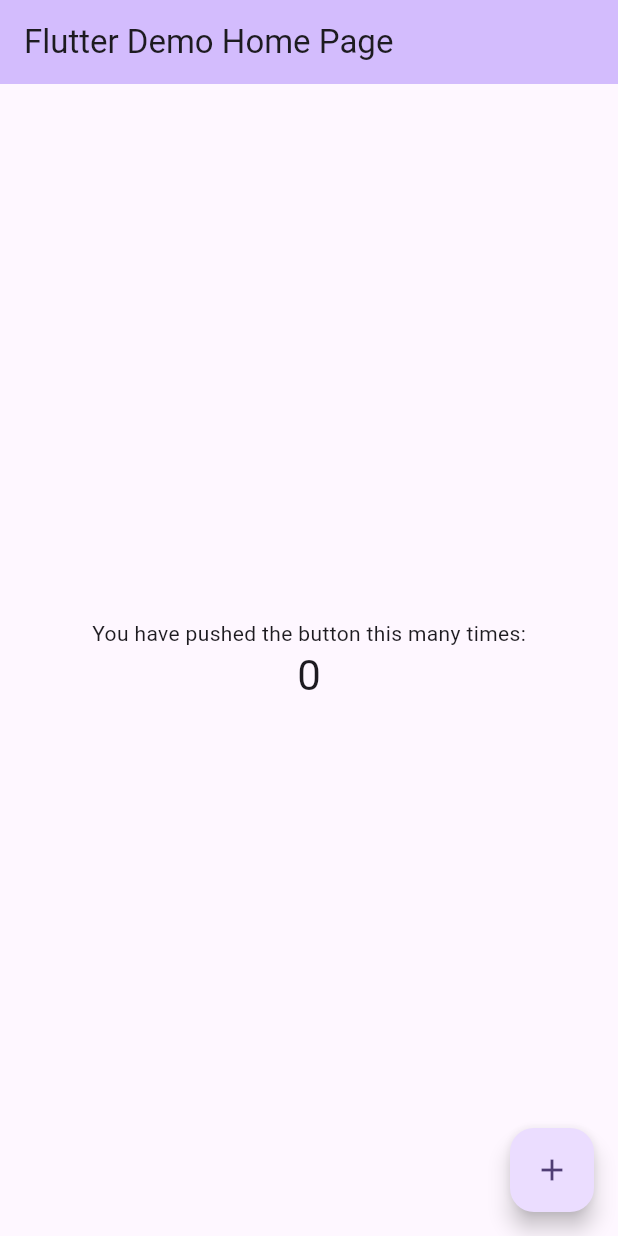
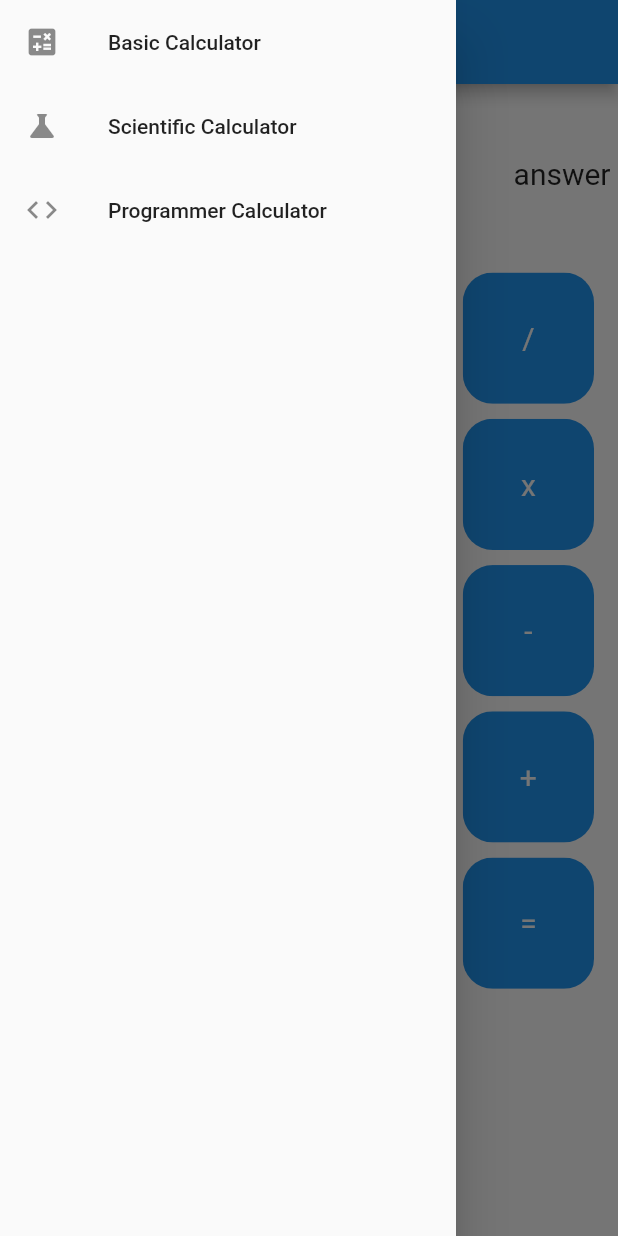
Before and after one commit to Nyi-NyiSoe/calculator_flutter, a Flutter app: the screen it shows after launch, with the side drawer open (before the commit the screen has no drawer), on a phone screen of 412 x 824 dp. Run offline on Flutter 3.47's test engine with Material 2 defaults, Android fonts, the phone set to English and light mode, and no system bars.

Commit message:
added buttons

```diff
--- /dev/null
+++ b/lib/components/buttons.dart
@@ -0,0 +1,37 @@
+import 'package:flutter/material.dart';
+
+class ButtonsComponent extends StatelessWidget {
+  final String buttonText;
+  final buttonColor;
+  final textColor;
+  final void Function()? onTap;
+
+  const ButtonsComponent(
+      {super.key,
+       this.buttonColor,
+      required this.buttonText,
+       this.textColor,
+       this.onTap});
+
+  @override
+  Widget build(BuildContext context) {
+    return GestureDetector(
+      onTap: onTap,
+      child: Padding(
+        padding: const EdgeInsets.all(5.0),
+        child: ClipRRect(
+          borderRadius: BorderRadius.circular(20.0),
+          child: Container(
+            padding: EdgeInsets.all(20.0),
+            color: buttonColor,
+            child: Center(
+                child: Text(
+              buttonText,
+              style: TextStyle(color: textColor, fontSize: 20),
+            )),
+          ),
+        ),
+      ),
+    );
+  }
+}
--- /dev/null
+++ b/lib/components/constant_text.dart
@@ -0,0 +1,7 @@
+const List<String> buttonText = [
+  'C' , 'DEL' , '%' , '/',
+  '9' , '8' , '7' , 'x',
+  '6' , '5' , '4' , '-',
+  '3' , '2' , '1' , '+',
+  '0' , '.' , 'ANS' , '='
+];
--- a/lib/main.dart
+++ b/lib/main.dart
@@ -1,4 +1,5 @@
 import 'package:flutter/material.dart';
+import 'screens/basic_calculator.dart';
 
 void main() {
   runApp(const MyApp());
@@ -10,116 +11,11 @@ class MyApp extends StatelessWidget {
   // This widget is the root of your application.
   @override
   Widget build(BuildContext context) {
-    return MaterialApp(
+    return const MaterialApp(
+      debugShowCheckedModeBanner: false,
       title: 'Flutter Demo',
-      theme: ThemeData(
-        // This is the theme of your application.
-        //
-        // TRY THIS: Try running your application with "flutter run". You'll see
-        // the application has a blue toolbar. Then, without quitting the app,
-        // try changing the seedColor in the colorScheme below to Colors.green
-        // and then invoke "hot reload" (save your changes or press the "hot
-        // reload" button in a Flutter-supported IDE, or press "r" if you used
-        // the command line to start the app).
-        //
-        // Notice that the counter didn't reset back to zero; the application
-        // state is not lost during the reload. To reset the state, use hot
-        // restart instead.
-        //
-        // This works for code too, not just values: Most code changes can be
-        // tested with just a hot reload.
-        colorScheme: ColorScheme.fromSeed(seedColor: Colors.deepPurple),
-        useMaterial3: true,
-      ),
-      home: const MyHomePage(title: 'Flutter Demo Home Page'),
+      home: BasicCalculator(),
+
     );
   }
 }
-
-class MyHomePage extends StatefulWidget {
-  const MyHomePage({super.key, required this.title});
-
-  // This widget is the home page of your application. It is stateful, meaning
-  // that it has a State object (defined below) that contains fields that affect
-  // how it looks.
-
-  // This class is the configuration for the state. It holds the values (in this
-  // case the title) provided by the parent (in this case the App widget) and
-  // used by the build method of the State. Fields in a Widget subclass are
-  // always marked "final".
-
-  final String title;
-
-  @override
-  State<MyHomePage> createState() => _MyHomePageState();
-}
-
-class _MyHomePageState extends State<MyHomePage> {
-  int _counter = 0;
-
-  void _incrementCounter() {
-    setState(() {
-      // This call to setState tells the Flutter framework that something has
-      // changed in this State, which causes it to rerun the build method below
-      // so that the display can reflect the updated values. If we changed
-      // _counter without calling setState(), then the build method would not be
-      // called again, and so nothing would appear to happen.
-      _counter++;
-    });
-  }
-
-  @override
-  Widget build(BuildContext context) {
-    // This method is rerun every time setState is called, for instance as done
-    // by the _incrementCounter method above.
-    //
-    // The Flutter framework has been optimized to make rerunning build methods
-    // fast, so that you can just rebuild anything that needs updating rather
-    // than having to individually change instances of widgets.
-    return Scaffold(
-      appBar: AppBar(
-        // TRY THIS: Try changing the color here to a specific color (to
-        // Colors.amber, perhaps?) and trigger a hot reload to see the AppBar
-        // change color while the other colors stay the same.
-        backgroundColor: Theme.of(context).colorScheme.inversePrimary,
-        // Here we take the value from the MyHomePage object that was created by
-        // the App.build method, and use it to set our appbar title.
-        title: Text(widget.title),
-      ),
-      body: Center(
-        // Center is a layout widget. It takes a single child and positions it
-        // in the middle of the parent.
-        child: Column(
-          // Column is also a layout widget. It takes a list of children and
-          // arranges them vertically. By default, it sizes itself to fit its
-          // children horizontally, and tries to be as tall as its parent.
-          //
-          // Column has various properties to control how it sizes itself and
-          // how it positions its children. Here we use mainAxisAlignment to
-          // center the children vertically; the main axis here is the vertical
-          // axis because Columns are vertical (the cross axis would be
-          // horizontal).
-          //
-          // TRY THIS: Invoke "debug painting" (choose the "Toggle Debug Paint"
-          // action in the IDE, or press "p" in the console), to see the
-          // wireframe for each widget.
-          mainAxisAlignment: MainAxisAlignment.center,
-          children: <Widget>[
-            const Text(
-              'You have pushed the button this many times:',
-            ),
-            Text(
-              '$_counter',
-              style: Theme.of(context).textTheme.headlineMedium,
-            ),
-          ],
-        ),
-      ),
-      floatingActionButton: FloatingActionButton(
-        onPressed: _incrementCounter,
-        tooltip: 'Increment',
-        child: const Icon(Icons.add),
-      ), // This trailing comma makes auto-formatting nicer for build methods.
-    );
-  }
-}
--- /dev/null
+++ b/lib/screens/basic_calculator.dart
@@ -0,0 +1,105 @@
+import 'package:calculator/screens/navigation_drawer.dart';
+import 'package:flutter/material.dart';
+import 'package:calculator/components/buttons.dart';
+import 'package:calculator/components/constant_text.dart' as constants;
+
+class BasicCalculator extends StatefulWidget {
+
+  const BasicCalculator({super.key});
+
+  @override
+  State<BasicCalculator> createState() => _BasicCalculatorState();
+}
+
+class _BasicCalculatorState extends State<BasicCalculator> {
+    var userQuestion ='';
+    var answer ='answer';
+
+  @override
+  Widget build(BuildContext context) {
+    return SafeArea(
+        child: Scaffold(
+      appBar: AppBar(title: const Text('Basic Calculator')),
+      drawer: const NavigationDrawerScreen(),
+      body: Column(children: [
+        Expanded(
+            child: Container(
+          color: Colors.white,
+          child: SingleChildScrollView(
+            child: Column(
+
+              children: [
+                const SizedBox(height: 10,),
+                Container(
+                  padding: EdgeInsets.all(5),
+                  alignment: Alignment.centerLeft,
+                  child: Text(userQuestion,style: TextStyle(fontSize: 20),),),
+                Container(
+                  padding: EdgeInsets.all(5),
+                   alignment: Alignment.centerRight,
+
+                  child: Text(answer,style: TextStyle(fontSize: 20),),)
+              ],
+            ),
+          ),
+        )),
+        Expanded(
+            flex: 6,
+            child: Container(
+              padding: EdgeInsets.all(11),
+              color: Colors.white,
+              child: GridView.builder(
+                itemCount: constants.buttonText.length,
+                gridDelegate: const SliverGridDelegateWithFixedCrossAxisCount(
+                    crossAxisCount: 4),
+                itemBuilder: (context, index) {
+                 if(index == 0){
+                   return ButtonsComponent(
+                    onTap: () {
+                      setState(() {
+                        userQuestion = '';
+                      });
+                    },
+                    buttonText: constants.buttonText[index],
+                    buttonColor:Colors.green,
+                    textColor: Colors.white,
+                  );
+                 }else if (index==1){
+                   return ButtonsComponent(
+                    onTap: () {
+                      setState(() {
+                        userQuestion = userQuestion.substring(0,userQuestion.length-1);
+                      });
+                    },
+                    buttonText: constants.buttonText[index],
+                    buttonColor:Colors.red,
+                    textColor: Colors.white,
+                  );
+
+                 }else{
+                   return ButtonsComponent(
+                    onTap: () {
+                      setState(() {
+                        userQuestion += constants.buttonText[index];
+                      });
+                    },
+                    buttonText: constants.buttonText[index],
+                    buttonColor:isOperator(constants.buttonText[index]) ? Colors.blue : Colors.grey.shade200,
+                    textColor: isOperator(constants.buttonText[index]) ? Colors.white : Colors.blue,
+                  );
+                 }
+                },
+              ),
+            ))
+      ]),
+    ));
+  }
+}
+
+
+bool isOperator(String x ){
+  if (x == '%' || x== '/' || x=='x' || x=='-' || x=='+' || x== '='){
+    return true;
+  }
+  return false;
+}
--- /dev/null
+++ b/lib/screens/navigation_drawer.dart
@@ -0,0 +1,64 @@
+import 'package:calculator/screens/basic_calculator.dart';
+import 'package:calculator/screens/programmer_screen.dart';
+import 'package:calculator/screens/scientific_calculator.dart';
+import 'package:flutter/material.dart';
+
+
+class NavigationDrawerScreen extends StatelessWidget {
+  const NavigationDrawerScreen({super.key});
+
+  @override
+  Widget build(BuildContext context) {
+    return const Drawer(
+
+      child: SingleChildScrollView(
+        child: Column(children: [
+          buildHeader(),
+          buildMenuItems()
+        ]),
+      ),
+    );
+  }
+}
+
+class buildHeader extends StatelessWidget {
+  const buildHeader({super.key});
+
+  @override
+  Widget build(BuildContext context) {
+    return Container(
+      padding: EdgeInsets.only(top: MediaQuery.of(context).padding.top),
+    );
+  }
+}
+
+class buildMenuItems extends StatelessWidget {
+  const buildMenuItems({super.key});
+
+  @override
+  Widget build(BuildContext context) {
+    return Column(
+      mainAxisAlignment: MainAxisAlignment.spaceEvenly,
+      children: [
+
+      ListTile(leading: const Icon(Icons.calculate),
+        title: const Text('Basic Calculator'),
+        onTap: () => Navigator.push(context, MaterialPageRoute(builder: (context){
+          return BasicCalculator();
+        })),
+      ),
+       ListTile(leading: const Icon(Icons.science),
+        title: const Text('Scientific Calculator'),
+        onTap: () =>  Navigator.push(context, MaterialPageRoute(builder: (context){
+          return ScientificCalculator();}),)
+      ),
+       ListTile(leading: const Icon(Icons.code),
+        title: const Text('Programmer Calculator'),
+        onTap: () => Navigator.push(context, MaterialPageRoute(builder: (context){
+          return ProgrammerCalculator();
+        }),
+        ),
+      )
+    ],);
+  }
+}
--- /dev/null
+++ b/lib/screens/programmer_screen.dart
@@ -0,0 +1,16 @@
+import 'package:calculator/screens/navigation_drawer.dart';
+import 'package:flutter/material.dart';
+
+class ProgrammerCalculator extends StatelessWidget {
+  const ProgrammerCalculator({super.key});
+
+  @override
+  Widget build(BuildContext context) {
+    return SafeArea(
+        child: Scaffold(
+      appBar: AppBar(title: Text('Programmer Calculator'),
+      backgroundColor: Colors.black,
+      ),drawer: NavigationDrawerScreen(),
+    ));
+  }
+}
--- /dev/null
+++ b/lib/screens/scientific_calculator.dart
@@ -0,0 +1,16 @@
+import 'package:calculator/screens/navigation_drawer.dart';
+import 'package:flutter/material.dart';
+
+class ScientificCalculator extends StatelessWidget {
+  const ScientificCalculator({super.key});
+
+  @override
+  Widget build(BuildContext context) {
+    return SafeArea(
+        child: Scaffold(
+      appBar: AppBar(title: Text('Scientific Calculator'),
+      backgroundColor: Colors.greenAccent.shade400
+      ),drawer: NavigationDrawerScreen(),
+    ));
+  }
+}
--- a/pubspec.yaml
+++ b/pubspec.yaml
@@ -35,6 +35,7 @@ dependencies:
   # The following adds the Cupertino Icons font to your application.
   # Use with the CupertinoIcons class for iOS style icons.
   cupertino_icons: ^1.0.2
+  math_expressions: ^2.4.0
 
 dev_dependencies:
   flutter_test:
```
Also changed, not shown: pubspec.lock.
